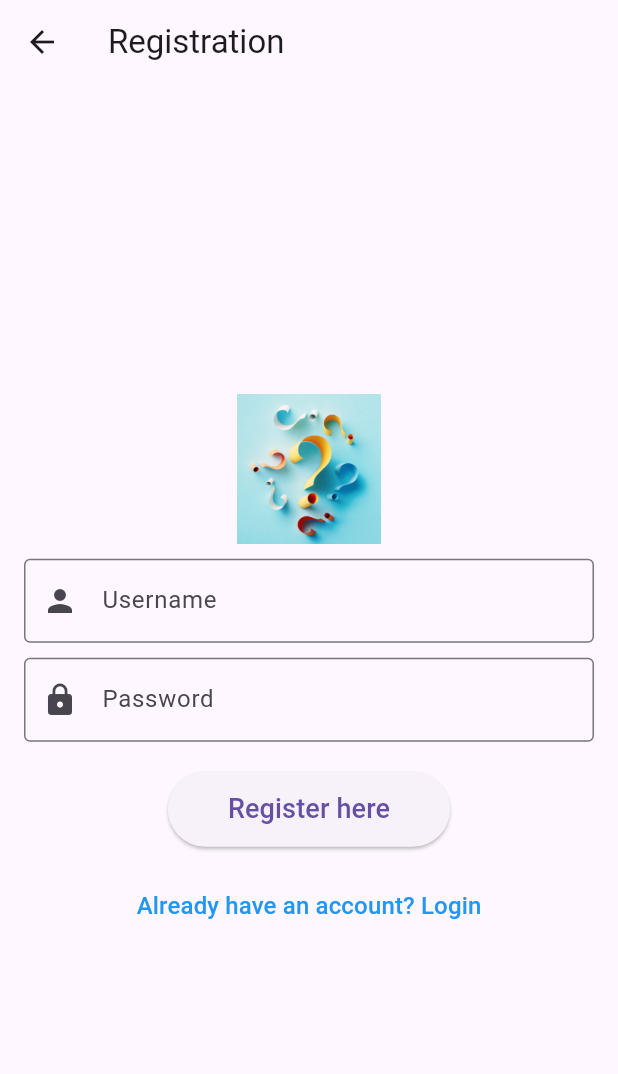
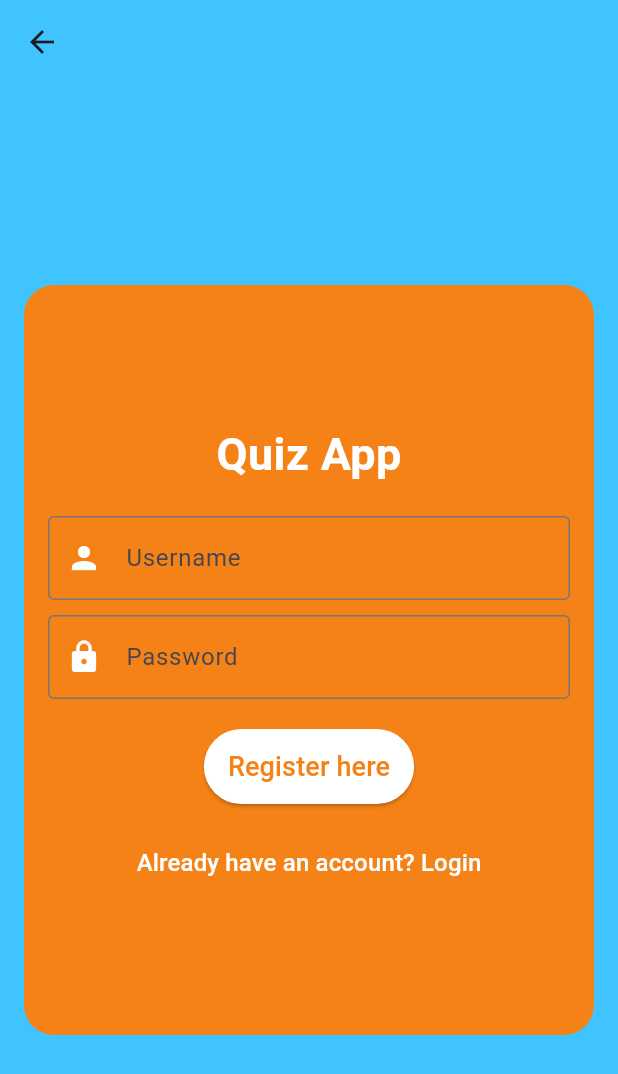
Before and after one commit to Asifmoosapareeth/quiz_app, a Flutter app: the screen it shows after launch, after a tap on "Register", on a phone screen of 412 x 824 dp. Shown: the top 1074 px of the screen. Run offline on Flutter 3.47's test engine with Material 3 defaults, Android fonts, the light colour scheme and no system bars; our stand-ins replace firebase_auth, firebase_core; accounts and stored records are empty; network calls fail; Roboto replaces fonts that are missing (Montserrat).

Commit message:
initial commit

```diff
--- a/lib/Screens/Login.dart
+++ b/lib/Screens/Login.dart
@@ -1,4 +1,5 @@
 import 'package:flutter/material.dart';
+import 'package:quiz_app/Constants/constants.dart';
 import '../Database/firebase_auth.dart';
 import 'HomeScreen.dart';
 import 'Register.dart';
@@ -18,26 +19,40 @@ class _LoginFireState extends State<LoginFire> {
   Widget build(BuildContext context) {
     return Scaffold(
       appBar: AppBar(
-        title: Text('Log in'),
+        backgroundColor: Colors.lightBlueAccent,
+        elevation: 0,
       ),
-      body: Padding(
+      body: Container(
+        color: Colors.lightBlueAccent,
+        child: Center(
+          child: Container(
+            width: 380.0,
+            height: 500.0,
+            decoration: BoxDecoration(
+              color: orangee,
+              borderRadius: BorderRadius.circular(20.0),
+            ),
+            child: Padding(
               padding: const EdgeInsets.all(16.0),
               child: Column(
                 mainAxisAlignment: MainAxisAlignment.center,
                 children: [
-            Container(
-              margin: EdgeInsets.symmetric(vertical: 10.0),
-              child: Image.asset(
-                "assets/images/Quiz.png",
-                height: 100.0,
+                  Text(
+                    'Quiz App',
+                    style: TextStyle(
+                      fontSize: 30,
+                      fontWeight: FontWeight.bold,
+                      color: Colors.white,
                     ),
                   ),
+                  SizedBox(height: 20),
                   TextField(
                     decoration: InputDecoration(
                       labelText: 'Username',
                       border: OutlineInputBorder(),
-                prefixIcon: Icon(Icons.person),
+                      prefixIcon: Icon(Icons.person, color: Colors.white),
                     ),
+                    style: TextStyle(color: Colors.white),
                     controller: usernameController,
                   ),
                   SizedBox(height: 10),
@@ -45,9 +60,10 @@ class _LoginFireState extends State<LoginFire> {
                     decoration: InputDecoration(
                       labelText: 'Password',
                       border: OutlineInputBorder(),
-                prefixIcon: Icon(Icons.lock),
+                      prefixIcon: Icon(Icons.lock, color: Colors.white),
                     ),
                     obscureText: true,
+                    style: TextStyle(color: Colors.white),
                     controller: passwordController,
                   ),
                   SizedBox(height: 20),
@@ -64,19 +80,27 @@ class _LoginFireState extends State<LoginFire> {
                         }
                       });
                     },
-              child: Padding(
+                    style: ElevatedButton.styleFrom(
+                      primary: Colors.white, // Button color
+                      onPrimary: orangee, // Text color
                       padding: EdgeInsets.symmetric(horizontal: 16.0, vertical: 12.0),
+                    ),
                     child: Text('Login', style: TextStyle(fontSize: 18)),
-              ),
                   ),
                   SizedBox(height: 15),
                   TextButton(
                     onPressed: () {
                       Navigator.of(context).push(MaterialPageRoute(builder: (context) => RegistrationFire()));
                     },
-              child: Text('Register', style: TextStyle(fontSize: 16, color: Colors.blue)),
+                    style: TextButton.styleFrom(
+                      primary: Colors.white, // Text color
+                    ),
+                    child: Text('Register', style: TextStyle(fontSize: 16)),
                   ),
                 ],
+              ),
+            ),
+          ),
         ),
       ),
     );
--- a/lib/Screens/Register.dart
+++ b/lib/Screens/Register.dart
@@ -1,4 +1,5 @@
 import 'package:flutter/material.dart';
+import '../Constants/constants.dart';
 import '../Database/firebase_auth.dart';
 import 'Login.dart';
 
@@ -17,26 +18,40 @@ class _RegistrationFireState extends State<RegistrationFire> {
   Widget build(BuildContext context) {
     return Scaffold(
       appBar: AppBar(
-        title: Text('Registration'),
+      backgroundColor: Colors.lightBlueAccent,
+        elevation: 0,
       ),
-      body: Padding(
+      body: Container(
+        color: Colors.lightBlueAccent,
+        child: Center(
+          child: Container(
+            width: 380.0,
+            height: 500.0,
+            decoration: BoxDecoration(
+              color: orangee,
+              borderRadius: BorderRadius.circular(20.0),
+            ),
+            child: Padding(
               padding: const EdgeInsets.all(16.0),
               child: Column(
                 mainAxisAlignment: MainAxisAlignment.center,
                 children: [
-            Container(
-              margin: EdgeInsets.symmetric(vertical: 10.0),
-              child: Image.asset(
-                'assets/images/Quiz.png',
-                height: 100.0,
+                  Text(
+                    'Quiz App',
+                    style: TextStyle(
+                      fontSize: 30,
+                      fontWeight: FontWeight.bold,
+                      color: Colors.white,
                     ),
                   ),
+                  SizedBox(height: 20),
                   TextField(
                     decoration: InputDecoration(
                       labelText: 'Username',
                       border: OutlineInputBorder(),
-                prefixIcon: Icon(Icons.person),
+                      prefixIcon: Icon(Icons.person, color: Colors.white),
                     ),
+                    style: TextStyle(color: Colors.white),
                     controller: usernameController,
                   ),
                   SizedBox(height: 10),
@@ -44,9 +59,10 @@ class _RegistrationFireState extends State<RegistrationFire> {
                     decoration: InputDecoration(
                       labelText: 'Password',
                       border: OutlineInputBorder(),
-                prefixIcon: Icon(Icons.lock),
+                      prefixIcon: Icon(Icons.lock, color: Colors.white),
                     ),
                     obscureText: true,
+                    style: TextStyle(color: Colors.white),
                     controller: passwordController,
                   ),
                   SizedBox(height: 20),
@@ -63,19 +79,27 @@ class _RegistrationFireState extends State<RegistrationFire> {
                         }
                       });
                     },
-              child: Padding(
+                    style: ElevatedButton.styleFrom(
+                      primary: Colors.white,
+                      onPrimary: orangee,
                       padding: EdgeInsets.symmetric(horizontal: 16.0, vertical: 12.0),
+                    ),
                     child: Text('Register here', style: TextStyle(fontSize: 18)),
-              ),
                   ),
                   SizedBox(height: 15),
                   TextButton(
                     onPressed: () {
                       Navigator.of(context).push(MaterialPageRoute(builder: (context) => LoginFire()));
                     },
-              child: Text('Already have an account? Login', style: TextStyle(fontSize: 16, color: Colors.blue)),
+                    style: TextButton.styleFrom(
+                      primary: Colors.white,
+                    ),
+                    child: Text('Already have an account? Login', style: TextStyle(fontSize: 16)),
                   ),
                 ],
+              ),
+            ),
+          ),
         ),
       ),
     );
--- a/lib/Widgets/option_card.dart
+++ b/lib/Widgets/option_card.dart
@@ -4,10 +4,6 @@ class OptionCard extends StatelessWidget {
   const OptionCard({super.key, required this.option, required this.color,});
   final String option;
   final Color color;
-
-
-
-
   @override
   Widget build(BuildContext context) {
     return Card(
--- a/lib/Widgets/question_widgets.dart
+++ b/lib/Widgets/question_widgets.dart
@@ -14,7 +14,7 @@ class QuestionWidget extends StatelessWidget {
       child:Text('${index+1}.  $Question',
         style: const TextStyle(
             fontSize: 20,
-        color: nuetral
+        color: CupertinoColors.black
         ) , ) ,
     );
   }
--- a/lib/main.dart
+++ b/lib/main.dart
@@ -1,15 +1,11 @@
 import 'package:firebase_auth/firebase_auth.dart';
 import 'package:firebase_core/firebase_core.dart';
 import 'package:flutter/material.dart';
-import 'package:quiz_app/Database/database_connetion.dart';
-import 'Model/model class.dart';
 import 'Screens/HomeScreen.dart';
 import 'Screens/Login.dart';
 
 
 void main() async{
-  var db = Dbconnect();
-  db.fetchQuestions('Dart');
   WidgetsFlutterBinding.ensureInitialized();
   await Firebase.initializeApp(
     options: const FirebaseOptions(
@@ -18,12 +14,21 @@ void main() async{
       appId: '1:73619817305:android:b55d7b7a19f7165acc8248',
       messagingSenderId: '',
     ),);
-  Categoryname dartCategory = Categoryname(id: '1', name: 'Dart');
-  await db.addCategory(dartCategory);
-
   User? user = FirebaseAuth.instance.currentUser;
   runApp(MaterialApp(
     debugShowCheckedModeBanner: false,
-    home: user==null ? LoginFire():HomeScreen(),));
+    home:
+    user==null ? const LoginFire():
+    const HomeScreen(),
+    theme: ThemeData(
+      primaryColor: Colors.orange,
+      fontFamily: 'Montserrat',
+      appBarTheme: const AppBarTheme(
+        elevation: 0,
+        centerTitle: true,
+      ),
+    ),
+
+  ));
 
 }
```
Also changed, not shown: lib/Constants/constants.dart (+3 -7 lines), lib/Database/database_connetion.dart (+4 -66 lines), lib/Model/model class.dart (+3 -15 lines), lib/Screens/HomeScreen.dart (+26 -43 lines), lib/Screens/QuestionPage.dart (+68 -59 lines), lib/Widgets/category_card.dart (added, +47 -0 lines), lib/Widgets/next_button.dart (renamed from lib/Widgets/next button.dart, +4 -4 lines), lib/Widgets/resultbox.dart (+42 -28 lines). Lines whose indentation alone changed are shown as unchanged.
